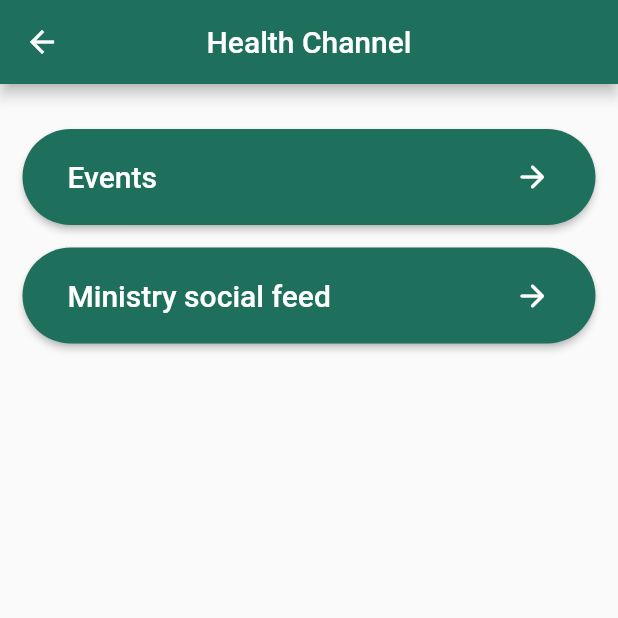
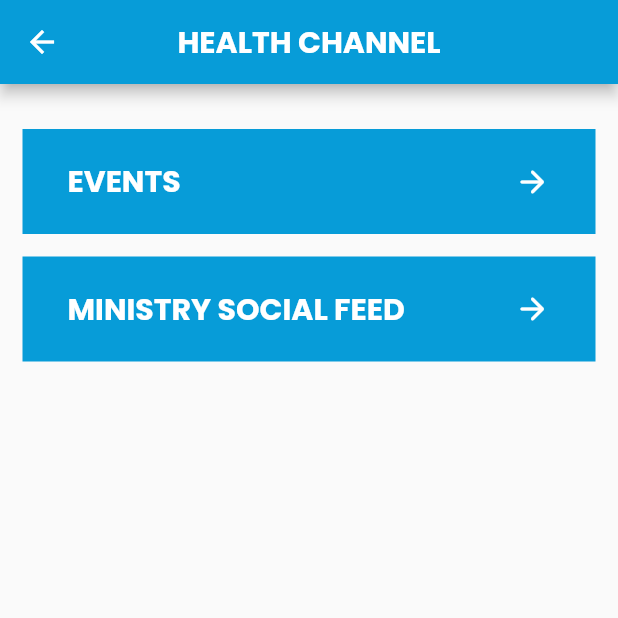
Before and after one commit to ammarrizal/stswks_health_app, a Flutter app: the HealthChannel screen opened directly, on a phone screen of 412 x 824 dp, the top half of it. Run offline on Flutter 3.47's test engine with Material 2 defaults, Android fonts, the phone set to English and light mode, and no system bars; our stand-ins replace font_awesome_flutter, google_fonts, hexcolor.

Commit message:
Health channel pages updated with the new theme

```diff
--- a/lib/views/health_channel_page.dart
+++ b/lib/views/health_channel_page.dart
@@ -12,8 +12,15 @@ class _HealthChannelState extends State<HealthChannel> {
   Widget build(BuildContext context) {
     return Scaffold(
       appBar: AppBar(
-        title: Text('Health Channel'),
-        backgroundColor: Color(0xff1e6f5c),
+        title: Text(
+          'HEALTH CHANNEL',
+          style: TextStyle(
+            fontFamily: 'Poppins',
+            color: Colors.white,
+            fontWeight: FontWeight.bold,
+          ),
+        ),
+        backgroundColor: Color(0xff079cd8),
         centerTitle: true,
       ),
       body: SingleChildScrollView(
@@ -26,32 +33,35 @@ class _HealthChannelState extends State<HealthChannel> {
                 children: [
                   SizedBox(height: 15.0),
 
-                  ElevatedButton(
+                  TextButton(
                     onPressed: (){
                       Navigator.push(context,
                         MaterialPageRoute(builder: (context) => Event()),);
                     },
                     style: ButtonStyle(
                       shape: MaterialStateProperty.all(RoundedRectangleBorder(
-                        borderRadius: BorderRadius.circular(40.0),
+                        borderRadius: BorderRadius.circular(0.0),
                       )),
                       padding: MaterialStateProperty.all(EdgeInsets.fromLTRB(30.0, 20.0, 30.0, 20.0)),
-                      backgroundColor: MaterialStateProperty.all(Color(0xff1e6f5c)),
+                      backgroundColor: MaterialStateProperty.all(Color(0xff079cd8)),
                     ),
                     child: Row(
                       children: [
                         Expanded(
                           child: Text(
-                            'Events',
+                            'EVENTS',
                             style: TextStyle(
+                              fontFamily: 'Poppins',
                               fontSize: 20,
                               color: Colors.white,
+                              fontWeight: FontWeight.bold,
                             ),
                           ),
                         ),
                         SizedBox(width: 15.0),
                         Icon(
                           Icons.arrow_forward_rounded,
+                          color: Colors.white,
                         ),
                       ],
                     ),
@@ -59,32 +69,35 @@ class _HealthChannelState extends State<HealthChannel> {
 
                   SizedBox(height: 15.0),
 
-                  ElevatedButton(
+                  TextButton(
                     onPressed: (){
                       Navigator.push(context,
                         MaterialPageRoute(builder: (context) => MinistrySocialFeed()),);
                     },
                     style: ButtonStyle(
                       shape: MaterialStateProperty.all(RoundedRectangleBorder(
-                        borderRadius: BorderRadius.circular(40.0),
+                        borderRadius: BorderRadius.circular(0.0),
                       )),
                       padding: MaterialStateProperty.all(EdgeInsets.fromLTRB(30.0, 20.0, 30.0, 20.0)),
-                      backgroundColor: MaterialStateProperty.all(Color(0xff1e6f5c)),
+                      backgroundColor: MaterialStateProperty.all(Color(0xff079cd8)),
                     ),
                     child: Row(
                       children: [
                         Expanded(
                           child: Text(
-                            'Ministry social feed',
+                            'MINISTRY SOCIAL FEED',
                             style: TextStyle(
+                              fontFamily: 'Poppins',
                               fontSize: 20,
                               color: Colors.white,
+                              fontWeight: FontWeight.bold,
                             ),
                           ),
                         ),
                         SizedBox(width: 15.0),
                         Icon(
                           Icons.arrow_forward_rounded,
+                          color: Colors.white,
                         ),
                       ],
                     ),
```
Also changed, not shown: lib/views/event_page.dart (+9 -2 lines), lib/views/ministry_social_feed_page.dart (+9 -2 lines).
